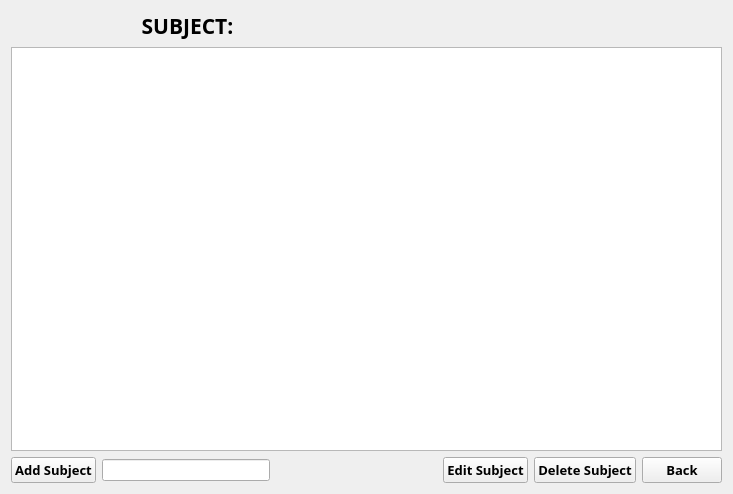
Before: the Qt Designer form subjectui.ui in markytools/sume-borrower-app, drawn with Qt 5.
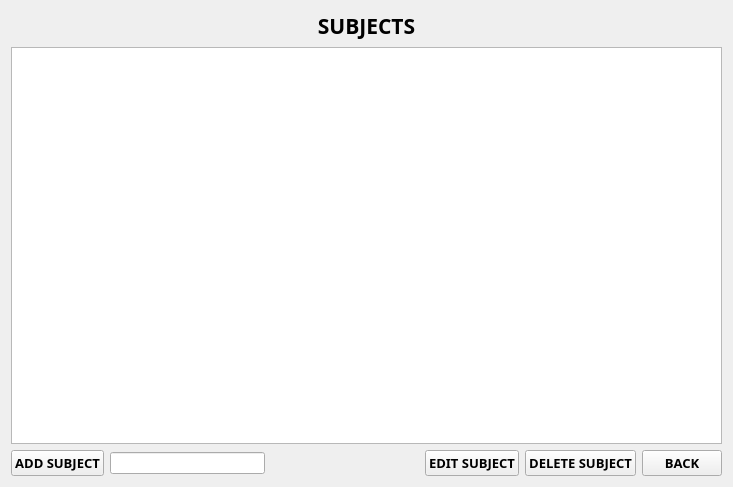
After: the same form once the commit is applied.

The edit to the form file:
```diff
--- a/subjectui.ui
+++ b/subjectui.ui
@@ -7,9 +7,15 @@
     <x>0</x>
     <y>0</y>
     <width>733</width>
-    <height>494</height>
+    <height>487</height>
    </rect>
   </property>
+  <property name="minimumSize">
+   <size>
+    <width>733</width>
+    <height>487</height>
+   </size>
+  </property>
   <property name="windowTitle">
    <string>Form</string>
   </property>
@@ -29,25 +35,7 @@
           </font>
          </property>
          <property name="text">
-          <string>SUBJECT:</string>
-         </property>
-         <property name="alignment">
-          <set>Qt::AlignCenter</set>
-         </property>
-        </widget>
-       </item>
-       <item>
-        <widget class="QLabel" name="label_2">
-         <property name="font">
-          <font>
-           <family>Segoe UI Black</family>
-           <pointsize>16</pointsize>
-           <weight>75</weight>
-           <bold>true</bold>
-          </font>
-         </property>
-         <property name="text">
-          <string/>
+          <string>SUBJECTS</string>
          </property>
          <property name="alignment">
           <set>Qt::AlignCenter</set>
@@ -72,7 +60,7 @@
           </font>
          </property>
          <property name="text">
-          <string>Add Subject</string>
+          <string>ADD SUBJECT</string>
          </property>
         </widget>
        </item>
@@ -103,7 +91,7 @@
           </font>
          </property>
          <property name="text">
-          <string>Edit Subject</string>
+          <string>EDIT SUBJECT</string>
          </property>
         </widget>
        </item>
@@ -118,7 +106,7 @@
           </font>
          </property>
          <property name="text">
-          <string>Delete Subject</string>
+          <string>DELETE SUBJECT</string>
          </property>
         </widget>
        </item>
@@ -133,7 +121,7 @@
           </font>
          </property>
          <property name="text">
-          <string>Back</string>
+          <string>BACK</string>
          </property>
         </widget>
        </item>
```
